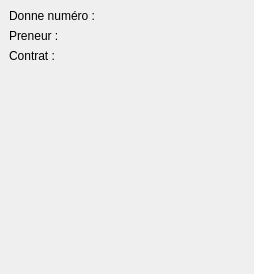
Above: src/client/InfosDockUI.ui from arabine/icl before the change. Below: the same form after it.
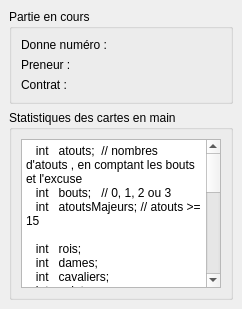
That is the form after the change.

What changed in the file:
```diff
--- a/src/client/InfosDockUI.ui
+++ b/src/client/InfosDockUI.ui
@@ -6,15 +6,21 @@
    <rect>
     <x>0</x>
     <y>0</y>
-    <width>254</width>
-    <height>274</height>
+    <width>242</width>
+    <height>309</height>
    </rect>
   </property>
   <property name="windowTitle">
    <string>Informations</string>
   </property>
   <widget class="QWidget" name="dockWidgetContents">
-   <layout class="QGridLayout" name="gridLayout">
+   <layout class="QGridLayout" name="gridLayout_2">
+    <item row="0" column="0">
+     <widget class="QGroupBox" name="groupBox">
+      <property name="title">
+       <string>Partie en cours</string>
+      </property>
+      <layout class="QGridLayout" name="gridLayout_3">
     <item row="0" column="0">
      <layout class="QHBoxLayout" name="horizontalLayout">
       <item>
@@ -69,18 +75,46 @@
       </item>
      </layout>
     </item>
-    <item row="3" column="0">
-     <spacer name="verticalSpacer">
-      <property name="orientation">
-       <enum>Qt::Vertical</enum>
+      </layout>
+     </widget>
+    </item>
+    <item row="1" column="0">
+     <widget class="QGroupBox" name="groupBox_2">
+      <property name="title">
+       <string>Statistiques des cartes en main</string>
       </property>
-      <property name="sizeHint" stdset="0">
-       <size>
-        <width>20</width>
-        <height>172</height>
-       </size>
-      </property>
-     </spacer>
+      <layout class="QGridLayout" name="gridLayout">
+       <item row="0" column="0">
+        <widget class="QPlainTextEdit" name="plainTextEdit">
+         <property name="plainText">
+          <string>   int   atouts;  // nombres d'atouts , en comptant les bouts et l'excuse
+   int   bouts;   // 0, 1, 2 ou 3
+   int   atoutsMajeurs; // atouts &gt;= 15
+
+   int   rois;
+   int   dames;
+   int   cavaliers;
+   int   valets;
+
+   int   mariages;   // nombre de mariages dans la main
+   int   longues;
+   int   coupes;     // aucune carte dans une couleur
+   int   singletons; // une seule carte dans une couleur
+   int   sequences;  // cartes qui se suivent (au moins 5 cartes pour être comptées)
+
+   int   trefles;
+   int   pics;
+   int   coeurs;
+   int   carreaux;
+
+   bool  petit;
+   bool  vingtEtUn;
+   bool  excuse;</string>
+         </property>
+        </widget>
+       </item>
+      </layout>
+     </widget>
     </item>
    </layout>
   </widget>
```
Lines whose indentation alone changed are shown as unchanged.
